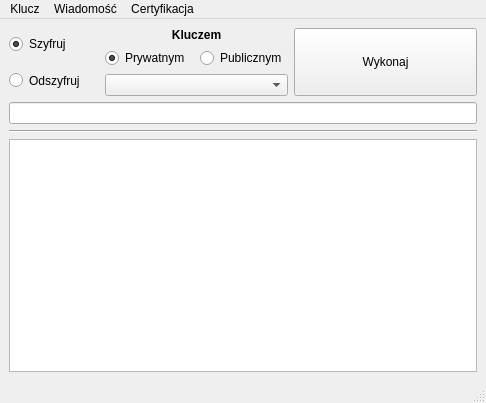
The window that main.ui (pkrolkgp/funkcja_Feistela_PyQt5) describes before a commit, drawn with Qt 5.
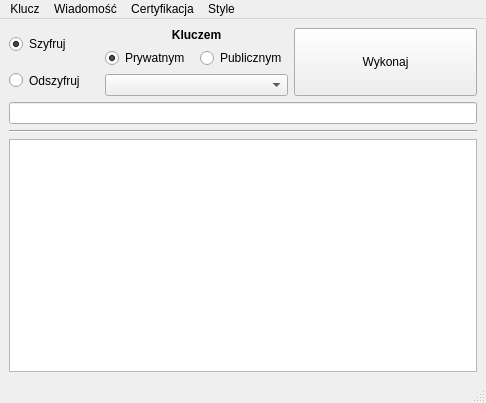
The same window after the commit.

Diff of the .ui file:
```diff
--- a/main.ui
+++ b/main.ui
@@ -273,9 +273,17 @@
     <addaction name="actionPodpisz"/>
     <addaction name="actionSprawd_podpis"/>
    </widget>
+   <widget class="QMenu" name="menuStyle">
+    <property name="title">
+     <string>Style</string>
+    </property>
+    <addaction name="actionJasny"/>
+    <addaction name="actionCiemny"/>
+   </widget>
    <addaction name="menuKlucz"/>
    <addaction name="menuWiadomo"/>
    <addaction name="menuCertyfikacja"/>
+   <addaction name="menuStyle"/>
   </widget>
   <widget class="QStatusBar" name="statusbar"/>
   <action name="actionGeneruj">
```
Left out of the diff: 10 changed lines with no effect on the pictures.
